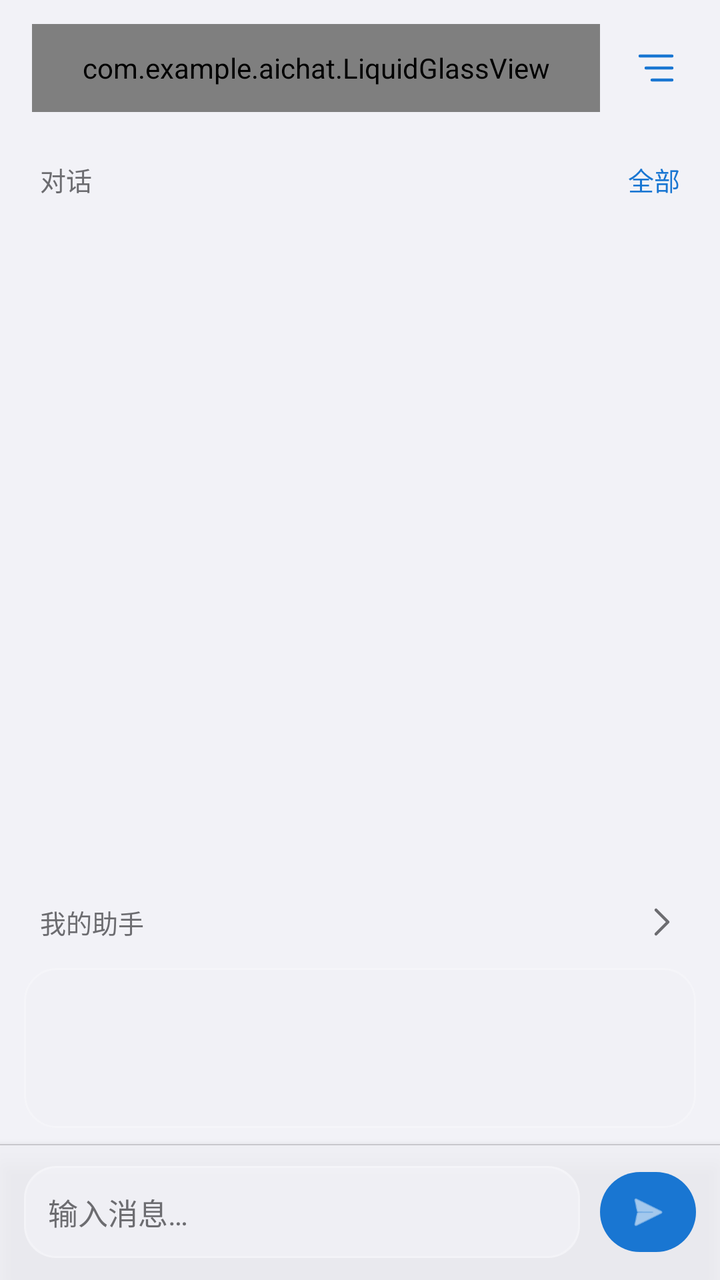
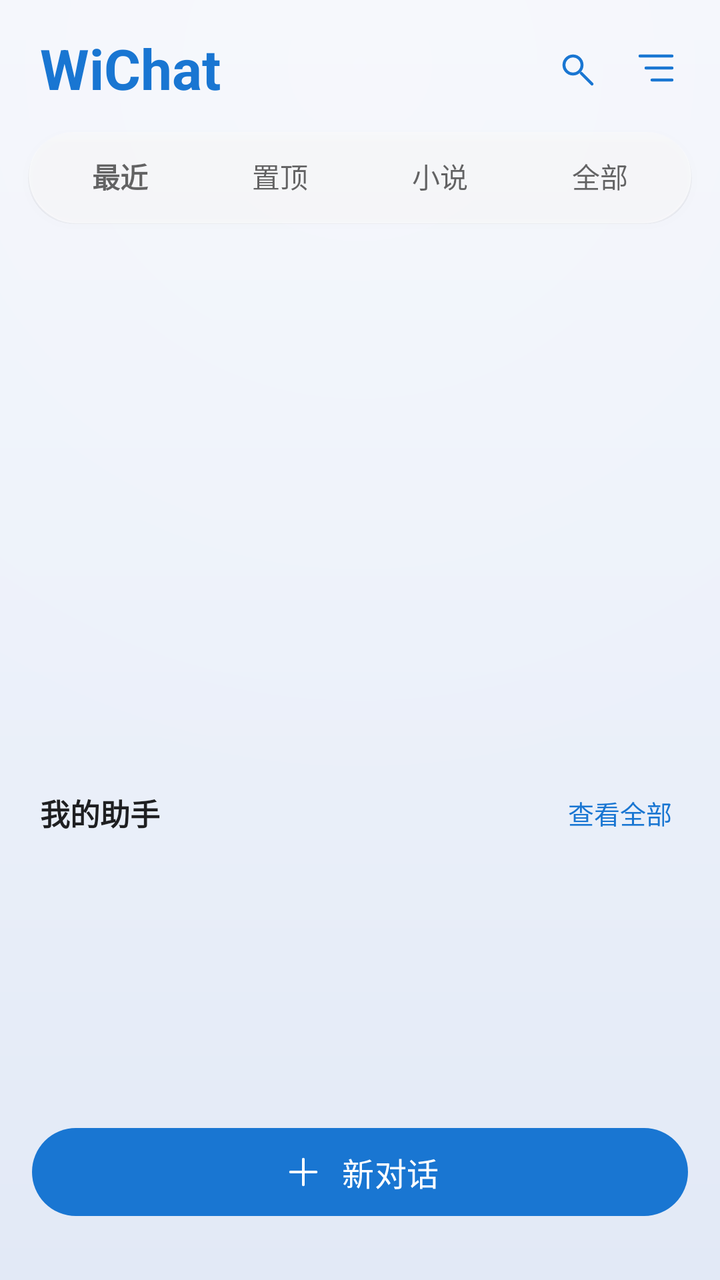

Screens rendered from an Android XML layout before and after an edit, with the pre-edit source and the edit as a unified diff.
<!-- AndroidManifest.xml: activity theme Theme.AIChat -->
<!-- res/layout/activity_main.xml -->
<?xml version="1.0" encoding="utf-8"?>
<LinearLayout xmlns:android="http://schemas.android.com/apk/res/android"
    xmlns:app="http://schemas.android.com/apk/res-auto"
    android:layout_width="match_parent"
    android:layout_height="match_parent"
    android:orientation="vertical"
    android:fitsSystemWindows="true"
    android:background="@color/ios_grouped_bg">

    
    <LinearLayout
        android:layout_width="match_parent"
        android:layout_height="wrap_content"
        android:orientation="horizontal"
        android:gravity="center_vertical"
        android:paddingStart="16dp"
        android:paddingEnd="12dp"
        android:paddingTop="12dp"
        android:paddingBottom="8dp"
        android:background="@color/ios_grouped_bg">

        
        <com.example.aichat.LiquidGlassView
            android:id="@+id/glassToolbar"
            android:layout_width="0dp"
            android:layout_height="44dp"
            android:layout_weight="1"
            android:layout_marginEnd="8dp"
            app:glassCornerRadius="16dp"
            app:glassBlurRadius="25dp"
            app:glassEdgeHighlight="true"
            app:glassDynamicResponse="true">

            <LinearLayout
                android:layout_width="match_parent"
                android:layout_height="match_parent"
                android:orientation="horizontal"
                android:gravity="center_vertical"
                android:paddingStart="12dp"
                android:paddingEnd="8dp">
                <ImageView
                    android:layout_width="18dp"
                    android:layout_height="18dp"
                    android:src="@drawable/ic_search"
                    android:layout_marginEnd="8dp"
                    app:tint="@color/ios_section_label" />
                <EditText
                    android:id="@+id/searchEdit"
                    android:layout_width="0dp"
                    android:layout_weight="1"
                    android:layout_height="match_parent"
                    android:hint="@string/search_hint"
                    android:inputType="text"
                    android:imeOptions="actionSearch"
                    android:background="@android:color/transparent"
                    android:textSize="15sp"
                    android:textColor="?attr/colorOnSurface"
                    android:textColorHint="@color/ios_section_label" />
            </LinearLayout>
        </com.example.aichat.LiquidGlassView>

        
        <ImageButton
            android:id="@+id/btnSettings"
            android:layout_width="40dp"
            android:layout_height="40dp"
            android:contentDescription="@string/settings"
            android:src="@drawable/ic_action_menu"
            android:background="?attr/selectableItemBackgroundBorderless"
            app:tint="?attr/colorPrimary" />
    </LinearLayout>

    
    <LinearLayout
        android:layout_width="match_parent"
        android:layout_height="wrap_content"
        android:orientation="horizontal"
        android:gravity="center_vertical"
        android:paddingStart="20dp"
        android:paddingEnd="12dp"
        android:paddingTop="12dp"
        android:paddingBottom="6dp">
        <TextView
            android:layout_width="0dp"
            android:layout_height="wrap_content"
            android:layout_weight="1"
            android:text="对话"
            android:textSize="13sp"
            android:textColor="@color/ios_section_label" />
        <TextView
            android:id="@+id/btnAllConversations"
            android:layout_width="wrap_content"
            android:layout_height="wrap_content"
            android:text="全部"
            android:textSize="13sp"
            android:textColor="?attr/colorPrimary"
            android:paddingHorizontal="8dp"
            android:paddingVertical="4dp"
            android:background="?attr/selectableItemBackground"
            android:clickable="true"
            android:focusable="true" />
    </LinearLayout>

    
    <androidx.recyclerview.widget.RecyclerView
        android:id="@+id/sessionList"
        android:layout_width="match_parent"
        android:layout_height="0dp"
        android:layout_weight="1"
        android:paddingBottom="8dp"
        android:clipToPadding="false" />

    
    <LinearLayout
        android:layout_width="match_parent"
        android:layout_height="wrap_content"
        android:orientation="horizontal"
        android:gravity="center_vertical"
        android:paddingStart="20dp"
        android:paddingEnd="12dp"
        android:paddingTop="12dp"
        android:paddingBottom="6dp">
        <TextView
            android:layout_width="0dp"
            android:layout_height="wrap_content"
            android:layout_weight="1"
            android:text="@string/my_assistants"
            android:textSize="13sp"
            android:textColor="@color/ios_section_label" />
        <ImageButton
            android:id="@+id/btnMyAssistants"
            android:layout_width="34dp"
            android:layout_height="34dp"
            android:src="@drawable/ic_action_expand_left"
            android:rotation="180"
            android:background="?attr/selectableItemBackgroundBorderless"
            android:contentDescription="管理助手"
            app:tint="@color/ios_section_label" />
    </LinearLayout>

    
    <LinearLayout
        android:id="@+id/headerMyAssistants"
        android:layout_width="match_parent"
        android:layout_height="wrap_content"
        android:orientation="vertical"
        android:layout_marginHorizontal="12dp"
        android:layout_marginBottom="8dp"
        android:background="@drawable/bg_glass_toolbar"
        android:clipToOutline="true"
        android:clickable="true"
        android:focusable="true">
        <androidx.recyclerview.widget.RecyclerView
            android:id="@+id/recyclerHomeAssistants"
            android:layout_width="match_parent"
            android:layout_height="80dp"
            android:paddingHorizontal="4dp"
            android:paddingVertical="6dp"
            android:clipToPadding="false"
            android:nestedScrollingEnabled="true" />
    </LinearLayout>

    
    <LinearLayout
        android:layout_width="match_parent"
        android:layout_height="wrap_content"
        android:orientation="horizontal"
        android:paddingHorizontal="12dp"
        android:paddingVertical="10dp"
        android:background="@drawable/bg_glass_bottom_bar"
        android:elevation="6dp"
        android:gravity="center_vertical">
        <EditText
            android:id="@+id/inputEdit"
            android:layout_width="0dp"
            android:layout_height="wrap_content"
            android:layout_weight="1"
            android:hint="@string/chat_hint"
            android:inputType="textMultiLine|textCapSentences"
            android:maxLines="4"
            android:minHeight="44dp"
            android:background="@drawable/bg_glass_toolbar"
            android:padding="12dp"
            android:layout_marginEnd="10dp"
            android:textSize="15sp"
            android:textColor="?attr/colorOnSurface"
            android:textColorHint="@color/ios_section_label" />
        <com.google.android.material.button.MaterialButton
            android:id="@+id/sendButton"
            android:layout_width="48dp"
            android:layout_height="48dp"
            android:padding="0dp"
            android:minWidth="0dp"
            android:minHeight="0dp"
            app:icon="@android:drawable/ic_menu_send"
            app:iconGravity="textStart"
            app:iconPadding="0dp"
            app:iconSize="22dp"
            app:cornerRadius="24dp" />
    </LinearLayout>

</LinearLayout>
<!-- resources referenced by this layout -->
<resources>
  <color name="ios_grouped_bg">#F2F2F7</color>
  <color name="ios_section_label">#6C6C70</color>
  <!-- drawable bg_glass_bottom_bar (drawable) -->
  <?xml version="1.0" encoding="utf-8"?>
  <layer-list xmlns:android="http://schemas.android.com/apk/res/android">
      <item>
          <shape android:shape="rectangle">
              <solid android:color="@color/glass_surface" />
          </shape>
      </item>
      
      <item android:bottom="-2dp" android:left="-2dp" android:right="-2dp">
          <shape android:shape="rectangle">
              <solid android:color="@android:color/transparent" />
              <stroke android:width="0.5dp" android:color="@color/ios_separator" />
          </shape>
      </item>
  </layer-list>
  <!-- drawable bg_glass_toolbar (drawable) -->
  <?xml version="1.0" encoding="utf-8"?>
  <layer-list xmlns:android="http://schemas.android.com/apk/res/android">
      
      <item>
          <shape android:shape="rectangle">
              <solid android:color="@color/glass_surface" />
              <corners android:radius="16dp" />
          </shape>
      </item>
      
      <item>
          <shape android:shape="rectangle">
              <solid android:color="@android:color/transparent" />
              <stroke android:width="1dp" android:color="@color/glass_stroke" />
              <corners android:radius="16dp" />
          </shape>
      </item>
  </layer-list>
  <!-- drawable ic_action_expand_left (drawable) -->
  <?xml version="1.0" encoding="utf-8"?>
  <vector xmlns:android="http://schemas.android.com/apk/res/android"
      android:width="24dp"
      android:height="24dp"
      android:viewportWidth="24"
      android:viewportHeight="24">
      <path
          android:fillColor="@android:color/transparent"
          android:pathData="M15,6L9,12L15,18"
          android:strokeColor="#FF000000"
          android:strokeLineCap="round"
          android:strokeLineJoin="round"
          android:strokeWidth="1.5" />
  </vector>
  <string name="chat_hint">输入消息…</string>
  <string name="my_assistants">我的助手</string>
  <string name="search_hint">搜索…</string>
  <string name="settings">设置</string>
  <color name="glass_surface">#CCF2F2F7</color>
  <color name="ios_separator">#C8C7CC</color>
  <color name="glass_stroke">#40FFFFFF</color>
  <color name="primary">#1976D2</color>
  <color name="on_primary">#FFFFFF</color>
  <color name="surface">#FFFFFF</color>
  <color name="primary_blue_subtle">#F5FAFF</color>
  <color name="primary_blue_light">#E3F2FD</color>
  <color name="primary_blue_deep">#0D47A1</color>
  <color name="dialog_surface_bg">#FFFDFEFF</color>
  <dimen name="dialog_glass_highlight_fade">120dp</dimen>
  <color name="glass_highlight_top">#30FFFFFF</color>
  <dimen name="dialog_glass_shadow_fade">160dp</dimen>
  <color name="glass_shadow_bottom">#10000000</color>
  <!-- unchanged entries left out for length: 6 -->
</resources>

<!-- the commit's change to res/layout/activity_main.xml (unified diff, before → after) -->
@@ -5,7 +5,7 @@
     android:layout_height="match_parent"
     android:orientation="vertical"
     android:fitsSystemWindows="true"
-    android:background="@color/ios_grouped_bg">
+    android:background="@drawable/bg_home_surface">
 
     
     <LinearLayout
@@ -13,62 +13,183 @@
         android:layout_height="wrap_content"
         android:orientation="horizontal"
         android:gravity="center_vertical"
-        android:paddingStart="16dp"
+        android:paddingStart="20dp"
         android:paddingEnd="12dp"
-        android:paddingTop="12dp"
-        android:paddingBottom="8dp"
-        android:background="@color/ios_grouped_bg">
-
-        
-        <com.example.aichat.LiquidGlassView
-            android:id="@+id/glassToolbar"
+        android:paddingTop="14dp"
+        android:paddingBottom="10dp">
+
+        <TextView
             android:layout_width="0dp"
-            android:layout_height="44dp"
+            android:layout_height="wrap_content"
             android:layout_weight="1"
-            android:layout_marginEnd="8dp"
-            app:glassCornerRadius="16dp"
-            app:glassBlurRadius="25dp"
-            app:glassEdgeHighlight="true"
-            app:glassDynamicResponse="true">
-
-            <LinearLayout
-                android:layout_width="match_parent"
-                android:layout_height="match_parent"
-                android:orientation="horizontal"
-                android:gravity="center_vertical"
-                android:paddingStart="12dp"
-                android:paddingEnd="8dp">
-                <ImageView
-                    android:layout_width="18dp"
-                    android:layout_height="18dp"
-                    android:src="@drawable/ic_search"
-                    android:layout_marginEnd="8dp"
-                    app:tint="@color/ios_section_label" />
-                <EditText
-                    android:id="@+id/searchEdit"
-                    android:layout_width="0dp"
-                    android:layout_weight="1"
-                    android:layout_height="match_parent"
-                    android:hint="@string/search_hint"
-                    android:inputType="text"
-                    android:imeOptions="actionSearch"
-                    android:background="@android:color/transparent"
-                    android:textSize="15sp"
-                    android:textColor="?attr/colorOnSurface"
-                    android:textColorHint="@color/ios_section_label" />
-            </LinearLayout>
-        </com.example.aichat.LiquidGlassView>
-
-        
+            android:text="@string/app_name"
+            android:textSize="28sp"
+            android:textStyle="bold"
+            android:textColor="?attr/colorPrimary" />
+
+        <ImageButton
+            android:id="@+id/btnSearch"
+            android:layout_width="40dp"
+            android:layout_height="40dp"
+            android:src="@drawable/ic_search"
+            android:background="?attr/selectableItemBackgroundBorderless"
+            android:contentDescription="@string/search_hint"
+            app:tint="?attr/colorPrimary" />
+
         <ImageButton
             android:id="@+id/btnSettings"
             android:layout_width="40dp"
             android:layout_height="40dp"
-            android:contentDescription="@string/settings"
             android:src="@drawable/ic_action_menu"
             android:background="?attr/selectableItemBackgroundBorderless"
+            android:contentDescription="@string/settings"
             app:tint="?attr/colorPrimary" />
     </LinearLayout>
+
+    
+    <com.example.aichat.LiquidGlassView
+        android:id="@+id/glassToolbar"
+        android:layout_width="match_parent"
+        android:layout_height="44dp"
+        android:layout_marginHorizontal="16dp"
+        android:layout_marginBottom="6dp"
+        android:visibility="gone"
+        app:glassCornerRadius="16dp"
+        app:glassBlurRadius="25dp"
+        app:glassEdgeHighlight="true"
+        app:glassDynamicResponse="true">
+
+        <LinearLayout
+            android:layout_width="match_parent"
+            android:layout_height="match_parent"
+            android:orientation="horizontal"
+            android:gravity="center_vertical"
+            android:paddingStart="12dp"
+            android:paddingEnd="8dp">
+
+            <ImageView
+                android:layout_width="18dp"
+                android:layout_height="18dp"
+                android:src="@drawable/ic_search"
+                android:layout_marginEnd="8dp"
+                android:importantForAccessibility="no"
+                app:tint="@color/ios_section_label" />
+
+            <EditText
+                android:id="@+id/searchEdit"
+                android:layout_width="0dp"
+                android:layout_weight="1"
+                android:layout_height="match_parent"
+                android:hint="@string/search_hint"
+                android:inputType="text"
+                android:imeOptions="actionSearch"
+                android:background="@android:color/transparent"
+                android:textSize="15sp"
+                android:textColor="?attr/colorOnSurface"
+                android:textColorHint="@color/ios_section_label" />
+        </LinearLayout>
+    </com.example.aichat.LiquidGlassView>
+
+    
+    <FrameLayout
+        android:layout_width="match_parent"
+        android:layout_height="wrap_content"
+        android:layout_marginHorizontal="14dp"
+        android:layout_marginBottom="14dp"
+        android:padding="6dp"
+        android:background="@drawable/bg_home_tab_container"
+        android:elevation="3dp"
+        android:clipToOutline="true">
+
+        <View
+            android:id="@+id/tabIndicator"
+            android:layout_width="0dp"
+            android:layout_height="36dp"
+            android:layout_gravity="start|center_vertical"
+            android:background="@drawable/bg_home_tab_indicator" />
+
+        <LinearLayout
+            android:layout_width="match_parent"
+            android:layout_height="wrap_content"
+            android:orientation="horizontal">
+
+            <TextView
+                android:id="@+id/tabRecent"
+                android:layout_width="0dp"
+                android:layout_weight="1"
+                android:layout_height="36dp"
+                android:gravity="center"
+                android:text="@string/home_tab_recent"
+                android:textSize="14sp"
+                android:textStyle="bold"
+                android:textColor="@color/home_tab_text"
+                android:background="?attr/selectableItemBackgroundBorderless"
+                android:clickable="true"
+                android:focusable="true" />
+
+            <TextView
+                android:id="@+id/tabPinned"
+                android:layout_width="0dp"
+                android:layout_weight="1"
+                android:layout_height="36dp"
+                android:gravity="center"
+                android:text="@string/home_tab_pinned"
+                android:textSize="14sp"
+                android:textColor="@color/home_tab_text"
+                android:background="?attr/selectableItemBackgroundBorderless"
+                android:clickable="true"
+                android:focusable="true" />
+
+            <TextView
+                android:id="@+id/tabNovel"
+                android:layout_width="0dp"
+                android:layout_weight="1"
+                android:layout_height="36dp"
+                android:gravity="center"
+                android:text="@string/home_tab_novel"
+                android:textSize="14sp"
+                android:textColor="@color/home_tab_text"
+                android:background="?attr/selectableItemBackgroundBorderless"
+                android:clickable="true"
+                android:focusable="true" />
+
+            <TextView
+                android:id="@+id/tabAll"
+                android:layout_width="0dp"
+                android:layout_weight="1"
+                android:layout_height="36dp"
+                android:gravity="center"
+                android:text="@string/home_tab_all"
+                android:textSize="14sp"
+                android:textColor="@color/home_tab_text"
+                android:background="?attr/selectableItemBackgroundBorderless"
+                android:clickable="true"
+                android:focusable="true" />
+        </LinearLayout>
+    </FrameLayout>
+
+    
+    <androidx.recyclerview.widget.RecyclerView
+        android:id="@+id/sessionList"
+        android:layout_width="match_parent"
+        android:layout_height="0dp"
+        android:layout_weight="1"
+        android:paddingHorizontal="12dp"
+        android:paddingBottom="8dp"
+        android:clipToPadding="false"
+        android:scrollbars="none" />
+
+    
+    <TextView
+        android:id="@+id/emptyView"
+        android:layout_width="match_parent"
+        android:layout_height="wrap_content"
+        android:visibility="gone"
+        android:gravity="center"
+        android:padding="32dp"
+        android:text="@string/home_no_sessions"
+        android:textColor="@color/ios_section_label"
+        android:textSize="14sp" />
 
     
     <LinearLayout
@@ -77,21 +198,24 @@
         android:orientation="horizontal"
         android:gravity="center_vertical"
         android:paddingStart="20dp"
-        android:paddingEnd="12dp"
-        android:paddingTop="12dp"
-        android:paddingBottom="6dp">
+        android:paddingEnd="16dp"
+        android:paddingTop="4dp"
+        android:paddingBottom="2dp">
+
         <TextView
             android:layout_width="0dp"
             android:layout_height="wrap_content"
             android:layout_weight="1"
-            android:text="对话"
-            android:textSize="13sp"
-            android:textColor="@color/ios_section_label" />
+            android:text="@string/my_assistants"
+            android:textSize="15sp"
+            android:textStyle="bold"
+            android:textColor="@color/list_title_color" />
+
         <TextView
-            android:id="@+id/btnAllConversations"
+            android:id="@+id/btnViewAllAssistants"
             android:layout_width="wrap_content"
             android:layout_height="wrap_content"
-            android:text="全部"
+            android:text="@string/view_all_assistants"
             android:textSize="13sp"
             android:textColor="?attr/colorPrimary"
             android:paddingHorizontal="8dp"
@@ -103,100 +227,30 @@
 
     
     <androidx.recyclerview.widget.RecyclerView
-        android:id="@+id/sessionList"
-        android:layout_width="match_parent"
-        android:layout_height="0dp"
-        android:layout_weight="1"
-        android:paddingBottom="8dp"
-        android:clipToPadding="false" />
-
-    
-    <LinearLayout
-        android:layout_width="match_parent"
-        android:layout_height="wrap_content"
-        android:orientation="horizontal"
-        android:gravity="center_vertical"
-        android:paddingStart="20dp"
-        android:paddingEnd="12dp"
-        android:paddingTop="12dp"
-        android:paddingBottom="6dp">
-        <TextView
-            android:layout_width="0dp"
-            android:layout_height="wrap_content"
-            android:layout_weight="1"
-            android:text="@string/my_assistants"
-            android:textSize="13sp"
-            android:textColor="@color/ios_section_label" />
-        <ImageButton
-            android:id="@+id/btnMyAssistants"
-            android:layout_width="34dp"
-            android:layout_height="34dp"
-            android:src="@drawable/ic_action_expand_left"
-            android:rotation="180"
-            android:background="?attr/selectableItemBackgroundBorderless"
-            android:contentDescription="管理助手"
-            app:tint="@color/ios_section_label" />
-    </LinearLayout>
-
-    
-    <LinearLayout
-        android:id="@+id/headerMyAssistants"
-        android:layout_width="match_parent"
-        android:layout_height="wrap_content"
-        android:orientation="vertical"
-        android:layout_marginHorizontal="12dp"
-        android:layout_marginBottom="8dp"
-        android:background="@drawable/bg_glass_toolbar"
-        android:clipToOutline="true"
-        android:clickable="true"
-        android:focusable="true">
-        <androidx.recyclerview.widget.RecyclerView
-            android:id="@+id/recyclerHomeAssistants"
-            android:layout_width="match_parent"
-            android:layout_height="80dp"
-            android:paddingHorizontal="4dp"
-            android:paddingVertical="6dp"
-            android:clipToPadding="false"
-            android:nestedScrollingEnabled="true" />
-    </LinearLayout>
-
-    
-    <LinearLayout
-        android:layout_width="match_parent"
-        android:layout_height="wrap_content"
-        android:orientation="horizontal"
-        android:paddingHorizontal="12dp"
-        android:paddingVertical="10dp"
-        android:background="@drawable/bg_glass_bottom_bar"
-        android:elevation="6dp"
-        android:gravity="center_vertical">
-        <EditText
-            android:id="@+id/inputEdit"
-            android:layout_width="0dp"
-            android:layout_height="wrap_content"
-            android:layout_weight="1"
-            android:hint="@string/chat_hint"
-            android:inputType="textMultiLine|textCapSentences"
-            android:maxLines="4"
-            android:minHeight="44dp"
-            android:background="@drawable/bg_glass_toolbar"
-            android:padding="12dp"
-            android:layout_marginEnd="10dp"
-            android:textSize="15sp"
-            android:textColor="?attr/colorOnSurface"
-            android:textColorHint="@color/ios_section_label" />
-        <com.google.android.material.button.MaterialButton
-            android:id="@+id/sendButton"
-            android:layout_width="48dp"
-            android:layout_height="48dp"
-            android:padding="0dp"
-            android:minWidth="0dp"
-            android:minHeight="0dp"
-            app:icon="@android:drawable/ic_menu_send"
-            app:iconGravity="textStart"
-            app:iconPadding="0dp"
-            app:iconSize="22dp"
-            app:cornerRadius="24dp" />
-    </LinearLayout>
+        android:id="@+id/recyclerHomeAssistants"
+        android:layout_width="match_parent"
+        android:layout_height="124dp"
+        android:paddingHorizontal="10dp"
+        android:paddingVertical="6dp"
+        android:layout_marginBottom="6dp"
+        android:clipToPadding="false"
+        android:clipChildren="false"
+        android:scrollbars="none" />
+
+    
+    <com.google.android.material.button.MaterialButton
+        android:id="@+id/btnNewChat"
+        android:layout_width="match_parent"
+        android:layout_height="52dp"
+        android:layout_marginHorizontal="16dp"
+        android:layout_marginTop="8dp"
+        android:layout_marginBottom="28dp"
+        android:text="@string/new_chat"
+        app:icon="@drawable/ic_add"
+        app:iconGravity="textStart"
+        app:iconPadding="8dp"
+        app:iconSize="22dp"
+        app:cornerRadius="26dp"
+        android:textSize="16sp" />
 
 </LinearLayout>
<!-- resource entries referenced after the edit -->
@@ -1,43 +1,74 @@
 <!-- resources referenced by this layout -->
 <resources>
-  <color name="ios_grouped_bg">#F2F2F7</color>
   <color name="ios_section_label">#6C6C70</color>
-  <!-- drawable bg_glass_bottom_bar (drawable) -->
-  <?xml version="1.0" encoding="utf-8"?>
-  <layer-list xmlns:android="http://schemas.android.com/apk/res/android">
-      <item>
-          <shape android:shape="rectangle">
-              <solid android:color="@color/glass_surface" />
-          </shape>
-      </item>
-      
-      <item android:bottom="-2dp" android:left="-2dp" android:right="-2dp">
-          <shape android:shape="rectangle">
-              <solid android:color="@android:color/transparent" />
-              <stroke android:width="0.5dp" android:color="@color/ios_separator" />
-          </shape>
-      </item>
-  </layer-list>
-  <!-- drawable bg_glass_toolbar (drawable) -->
+  <color name="list_title_color">#DE000000</color>
+  <!-- drawable bg_home_surface (drawable) -->
   <?xml version="1.0" encoding="utf-8"?>
   <layer-list xmlns:android="http://schemas.android.com/apk/res/android">
       
       <item>
           <shape android:shape="rectangle">
-              <solid android:color="@color/glass_surface" />
-              <corners android:radius="16dp" />
+              <gradient
+                  android:type="linear"
+                  android:angle="270"
+                  android:startColor="#F4F6FC"
+                  android:centerColor="#ECF1FA"
+                  android:endColor="#E2E9F6" />
           </shape>
       </item>
       
       <item>
           <shape android:shape="rectangle">
-              <solid android:color="@android:color/transparent" />
-              <stroke android:width="1dp" android:color="@color/glass_stroke" />
-              <corners android:radius="16dp" />
+              <gradient
+                  android:type="radial"
+                  android:gradientRadius="420dp"
+                  android:centerX="0.5"
+                  android:centerY="0.05"
+                  android:startColor="#40FFFFFF"
+                  android:endColor="#00FFFFFF" />
           </shape>
       </item>
   </layer-list>
-  <!-- drawable ic_action_expand_left (drawable) -->
+  <!-- drawable bg_home_tab_container (drawable) -->
+  <?xml version="1.0" encoding="utf-8"?>
+  <layer-list xmlns:android="http://schemas.android.com/apk/res/android">
+      
+      <item android:top="2dp">
+          <shape android:shape="rectangle">
+              <solid android:color="#10000020" />
+              <corners android:radius="24dp" />
+          </shape>
+      </item>
+      
+      <item>
+          <shape android:shape="rectangle">
+              <solid android:color="#A8FFFFFF" />
+              <stroke android:width="1dp" android:color="#50FFFFFF" />
+              <corners android:radius="24dp" />
+          </shape>
+      </item>
+      
+      <item>
+          <shape android:shape="rectangle">
+              <gradient
+                  android:type="linear"
+                  android:angle="270"
+                  android:startColor="#40FFFFFF"
+                  android:centerColor="#00FFFFFF"
+                  android:endColor="#00FFFFFF"
+                  android:centerY="0.22" />
+              <corners android:radius="24dp" />
+          </shape>
+      </item>
+  </layer-list>
+  <!-- drawable bg_home_tab_indicator (drawable) -->
+  <?xml version="1.0" encoding="utf-8"?>
+  <shape xmlns:android="http://schemas.android.com/apk/res/android"
+      android:shape="rectangle">
+      <solid android:color="?attr/colorPrimary" />
+      <corners android:radius="20dp" />
+  </shape>
+  <!-- drawable ic_add (drawable) -->
   <?xml version="1.0" encoding="utf-8"?>
   <vector xmlns:android="http://schemas.android.com/apk/res/android"
       android:width="24dp"
@@ -46,18 +77,24 @@
       android:viewportHeight="24">
       <path
           android:fillColor="@android:color/transparent"
-          android:pathData="M15,6L9,12L15,18"
+          android:pathData="M12,5V19M5,12H19"
           android:strokeColor="#FF000000"
           android:strokeLineCap="round"
           android:strokeLineJoin="round"
           android:strokeWidth="1.5" />
   </vector>
-  <string name="chat_hint">输入消息…</string>
+  <string name="app_name">WiChat</string>
+  <string name="home_no_sessions">暂无对话</string>
+  <string name="home_tab_all">全部</string>
+  <string name="home_tab_novel">小说</string>
+  <string name="home_tab_pinned">置顶</string>
+  <string name="home_tab_recent">最近</string>
   <string name="my_assistants">我的助手</string>
+  <string name="new_chat">新对话</string>
   <string name="search_hint">搜索…</string>
   <string name="settings">设置</string>
+  <string name="view_all_assistants">查看全部</string>
   <color name="glass_surface">#CCF2F2F7</color>
-  <color name="ios_separator">#C8C7CC</color>
   <color name="glass_stroke">#40FFFFFF</color>
   <color name="primary">#1976D2</color>
   <color name="on_primary">#FFFFFF</color>
